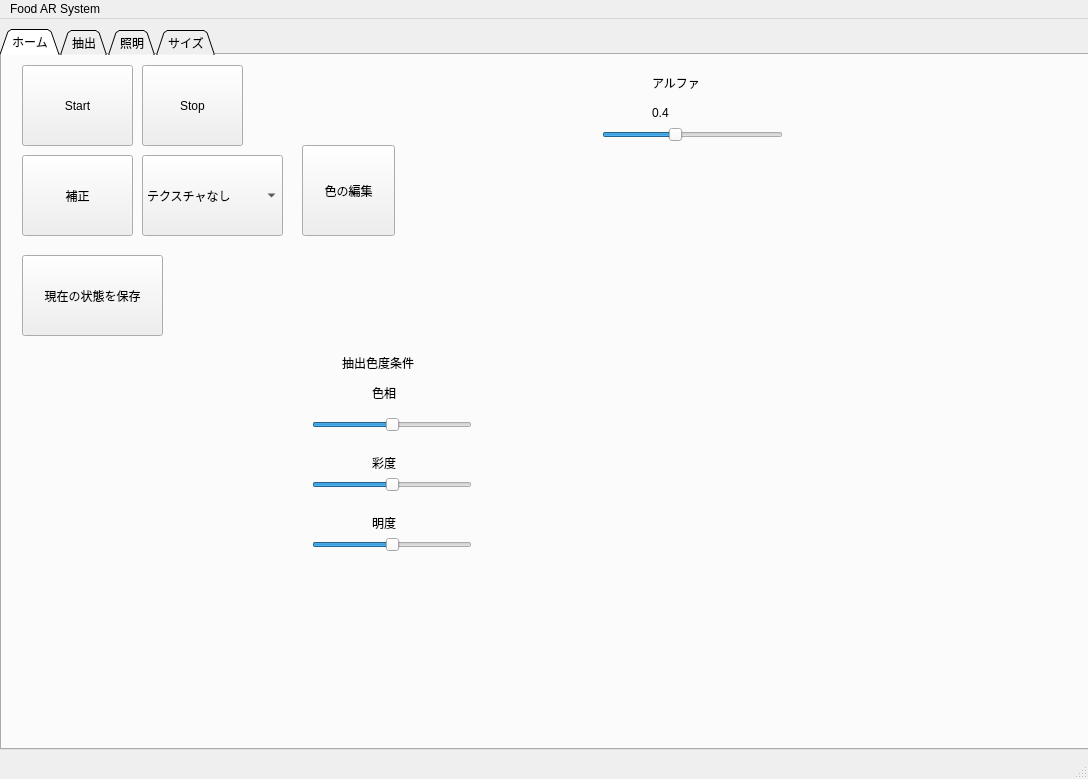
Before: the Qt Designer form FoodModification/View/mainWindow.ui in JunyaUeda/FoodAR, drawn with Qt 5.
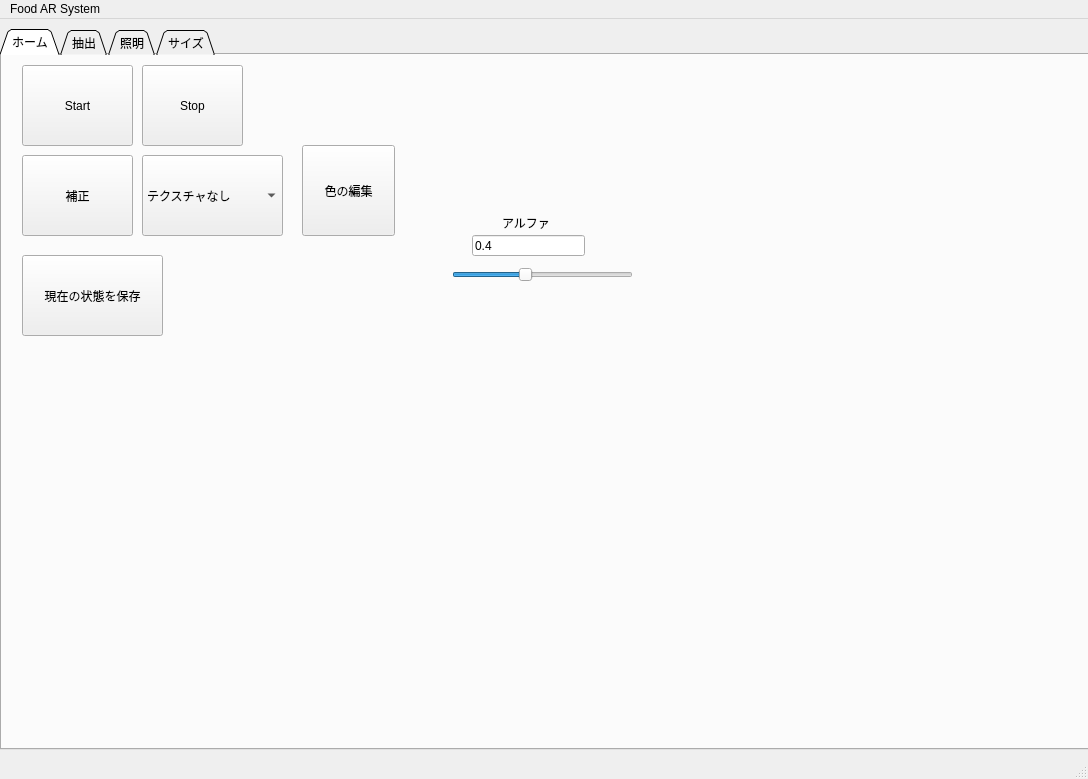
After: the same form once the commit is applied. The open tabs and pages were chosen to show the change.

Commit message: alpha value調整機能追加

Patch:
```diff
--- a/FoodModification/View/mainWindow.ui
+++ b/FoodModification/View/mainWindow.ui
@@ -74,8 +74,8 @@
      <widget class="QSlider" name="alphaSlider">
       <property name="geometry">
        <rect>
-        <x>600</x>
-        <y>70</y>
+        <x>450</x>
+        <y>210</y>
         <width>181</width>
         <height>19</height>
        </rect>
@@ -96,8 +96,8 @@
      <widget class="QLabel" name="alphaLabel">
       <property name="geometry">
        <rect>
-        <x>650</x>
-        <y>20</y>
+        <x>500</x>
+        <y>160</y>
         <width>62</width>
         <height>15</height>
        </rect>
@@ -106,19 +106,6 @@
        <string>アルファ</string>
       </property>
      </widget>
-     <widget class="QLabel" name="alphaValueLabel">
-      <property name="geometry">
-       <rect>
-        <x>650</x>
-        <y>50</y>
-        <width>62</width>
-        <height>15</height>
-       </rect>
-      </property>
-      <property name="text">
-       <string>0.4</string>
-      </property>
-     </widget>
      <widget class="QComboBox" name="textureComboBox">
       <property name="geometry">
        <rect>
@@ -137,115 +124,6 @@
        </property>
       </item>
      </widget>
-     <widget class="QLabel" name="label_6">
-      <property name="geometry">
-       <rect>
-        <x>340</x>
-        <y>300</y>
-        <width>91</width>
-        <height>16</height>
-       </rect>
-      </property>
-      <property name="text">
-       <string>抽出色度条件</string>
-      </property>
-     </widget>
-     <widget class="QSlider" name="toleranceShiftSlider_0">
-      <property name="geometry">
-       <rect>
-        <x>310</x>
-        <y>360</y>
-        <width>160</width>
-        <height>19</height>
-       </rect>
-      </property>
-      <property name="minimum">
-       <number>-50</number>
-      </property>
-      <property name="maximum">
-       <number>50</number>
-      </property>
-      <property name="orientation">
-       <enum>Qt::Horizontal</enum>
-      </property>
-     </widget>
-     <widget class="QSlider" name="toleranceShiftSlider_1">
-      <property name="geometry">
-       <rect>
-        <x>310</x>
-        <y>420</y>
-        <width>160</width>
-        <height>19</height>
-       </rect>
-      </property>
-      <property name="minimum">
-       <number>-50</number>
-      </property>
-      <property name="maximum">
-       <number>50</number>
-      </property>
-      <property name="orientation">
-       <enum>Qt::Horizontal</enum>
-      </property>
-     </widget>
-     <widget class="QSlider" name="toleranceShiftSlider_2">
-      <property name="geometry">
-       <rect>
-        <x>310</x>
-        <y>480</y>
-        <width>160</width>
-        <height>19</height>
-       </rect>
-      </property>
-      <property name="minimum">
-       <number>-50</number>
-      </property>
-      <property name="maximum">
-       <number>50</number>
-      </property>
-      <property name="orientation">
-       <enum>Qt::Horizontal</enum>
-      </property>
-     </widget>
-     <widget class="QLabel" name="label_7">
-      <property name="geometry">
-       <rect>
-        <x>370</x>
-        <y>330</y>
-        <width>62</width>
-        <height>15</height>
-       </rect>
-      </property>
-      <property name="text">
-       <string>色相</string>
-      </property>
-     </widget>
-     <widget class="QLabel" name="label_8">
-      <property name="geometry">
-       <rect>
-        <x>370</x>
-        <y>400</y>
-        <width>62</width>
-        <height>15</height>
-       </rect>
-      </property>
-      <property name="text">
-       <string>彩度</string>
-      </property>
-     </widget>
-     <widget class="QLabel" name="label_9">
-      <property name="geometry">
-       <rect>
-        <x>370</x>
-        <y>460</y>
-        <width>62</width>
-        <height>15</height>
-       </rect>
-      </property>
-      <property name="text">
-       <string>明度</string>
-      </property>
-     </widget>
      <widget class="QPushButton" name="stopPushButton">
       <property name="geometry">
        <rect>
@@ -285,6 +163,22 @@
        <string>現在の状態を保存</string>
       </property>
      </widget>
+     <widget class="QLineEdit" name="alphaLineEdit">
+      <property name="geometry">
+       <rect>
+        <x>470</x>
+        <y>180</y>
+        <width>113</width>
+        <height>21</height>
+       </rect>
+      </property>
+      <property name="text">
+       <string>0.4</string>
+      </property>
+      <property name="maxLength">
+       <number>3</number>
+      </property>
+     </widget>
     </widget>
     <widget class="QWidget" name="tab_3">
      <attribute name="title">
```
Left out of the diff: 2 changed lines with no effect on the pictures. The commit also changes 4 other files.
